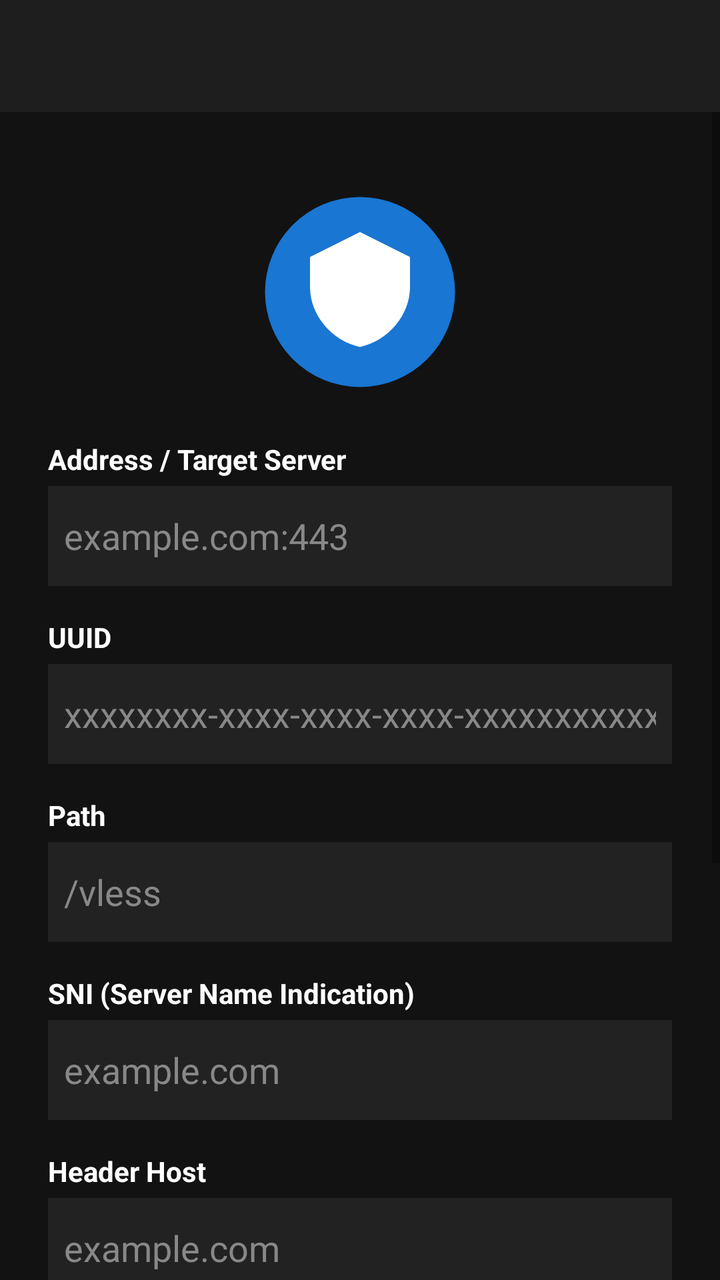
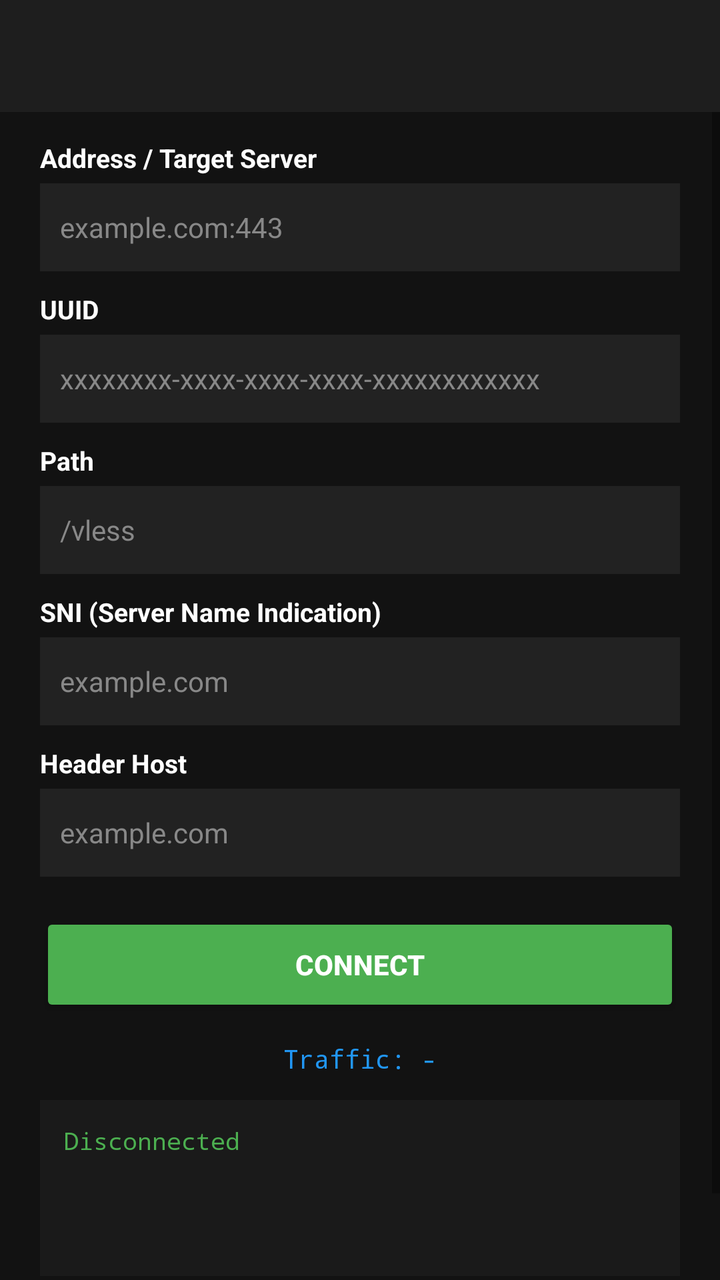

Two renders of the same Android screen: before a commit and after it. Below are the layout's source before the change and the commit's diff.
<!-- AndroidManifest.xml: application theme Theme.JhopanLiteVPN -->
<!-- res/layout/activity_main.xml -->
<?xml version="1.0" encoding="utf-8"?>
<LinearLayout xmlns:android="http://schemas.android.com/apk/res/android"
    android:layout_width="match_parent"
    android:layout_height="match_parent"
    android:orientation="vertical"
    android:focusable="true"
    android:focusableInTouchMode="true"
    android:background="#121212">

    <androidx.appcompat.widget.Toolbar
        android:id="@+id/toolbar"
        android:layout_width="match_parent"
        android:layout_height="?attr/actionBarSize"
        android:background="#1E1E1E"
        android:theme="@style/ThemeOverlay.AppCompat.Dark.ActionBar" />

    <ScrollView
        android:layout_width="match_parent"
        android:layout_height="match_parent"
        android:background="#121212">

        <LinearLayout
            android:layout_width="match_parent"
            android:layout_height="wrap_content"
            android:orientation="vertical"
            android:padding="24dp"
            android:gravity="center_horizontal">

            <ImageView
                android:layout_width="100dp"
                android:layout_height="100dp"
                android:layout_marginTop="16dp"
                android:src="@drawable/ic_logo"
                android:contentDescription="JhopanStore VPN" />

            <TextView
                android:layout_width="match_parent"
                android:layout_height="wrap_content"
                android:layout_marginTop="24dp"
                android:text="Address / Target Server"
                android:textStyle="bold"
                android:textColor="#FFFFFF" />
            <EditText
                android:id="@+id/address"
                android:layout_width="match_parent"
                android:layout_height="50dp"
                android:layout_marginTop="4dp"
                android:hint="example.com:443"
                android:textColorHint="#888888"
                android:textColor="#FFFFFF"
                android:background="#222222"
                android:padding="8dp"
                android:singleLine="true" />

            <TextView
                android:layout_width="match_parent"
                android:layout_height="wrap_content"
                android:layout_marginTop="16dp"
                android:text="UUID"
                android:textStyle="bold"
                android:textColor="#FFFFFF" />
            <EditText
                android:id="@+id/uuid"
                android:layout_width="match_parent"
                android:layout_height="50dp"
                android:layout_marginTop="4dp"
                android:hint="xxxxxxxx-xxxx-xxxx-xxxx-xxxxxxxxxxxx"
                android:textColorHint="#888888"
                android:textColor="#FFFFFF"
                android:background="#222222"
                android:padding="8dp"
                android:singleLine="true" />

            <TextView
                android:layout_width="match_parent"
                android:layout_height="wrap_content"
                android:layout_marginTop="16dp"
                android:text="Path"
                android:textStyle="bold"
                android:textColor="#FFFFFF" />
            <EditText
                android:id="@+id/path"
                android:layout_width="match_parent"
                android:layout_height="50dp"
                android:layout_marginTop="4dp"
                android:hint="/vless"
                android:textColorHint="#888888"
                android:textColor="#FFFFFF"
                android:background="#222222"
                android:padding="8dp"
                android:singleLine="true" />

            <TextView
                android:layout_width="match_parent"
                android:layout_height="wrap_content"
                android:layout_marginTop="16dp"
                android:text="SNI (Server Name Indication)"
                android:textStyle="bold"
                android:textColor="#FFFFFF" />
            <EditText
                android:id="@+id/sni"
                android:layout_width="match_parent"
                android:layout_height="50dp"
                android:layout_marginTop="4dp"
                android:hint="example.com"
                android:textColorHint="#888888"
                android:textColor="#FFFFFF"
                android:background="#222222"
                android:padding="8dp"
                android:singleLine="true" />

            <TextView
                android:layout_width="match_parent"
                android:layout_height="wrap_content"
                android:layout_marginTop="16dp"
                android:text="Header Host"
                android:textStyle="bold"
                android:textColor="#FFFFFF" />
            <EditText
                android:id="@+id/host"
                android:layout_width="match_parent"
                android:layout_height="50dp"
                android:layout_marginTop="4dp"
                android:hint="example.com"
                android:textColorHint="#888888"
                android:textColor="#FFFFFF"
                android:background="#222222"
                android:padding="8dp"
                android:singleLine="true" />

            <Button
                android:id="@+id/connect"
                android:layout_width="match_parent"
                android:layout_height="56dp"
                android:layout_marginTop="32dp"
                android:text="CONNECT"
                android:backgroundTint="#4CAF50"
                android:textColor="#FFFFFF"
                android:textStyle="bold" />

            <TextView
                android:id="@+id/traffic"
                android:layout_width="match_parent"
                android:layout_height="wrap_content"
                android:layout_marginTop="16dp"
                android:gravity="center"
                android:fontFamily="monospace"
                android:textSize="14sp"
                android:textColor="#2196F3"
                android:text="Traffic: -" />

            <TextView
                android:id="@+id/status"
                android:layout_width="match_parent"
                android:layout_height="wrap_content"
                android:minHeight="120dp"
                android:layout_marginTop="24dp"
                android:layout_marginBottom="24dp"
                android:padding="12dp"
                android:background="#1A1A1A"
                android:fontFamily="monospace"
                android:textSize="12sp"
                android:textColor="#4CAF50"
                android:lineSpacingExtra="4dp"
                android:text="Disconnected" />
        </LinearLayout>
    </ScrollView>
</LinearLayout>
<!-- resources referenced by this layout -->
<resources>
  <!-- drawable ic_logo (drawable) -->
  <vector xmlns:android="http://schemas.android.com/apk/res/android" android:width="80dp" android:height="80dp" android:viewportWidth="80" android:viewportHeight="80">
      <path android:fillColor="#1976D2" android:pathData="M40,40m-38,0a38,38 0,1 1,76 0a38,38 0,1 1,-76 0"/>
      <path android:fillColor="#FFFFFF" android:pathData="M40,16L20,26v12c0,11.1 8.5,21.4 20,24c11.5,-2.6 20,-12.9 20,-24V26L40,16zM40,44h-0.1V28l-10,5v9.4c0,5.2 3,10.2 7.1,13.2V44H40z"/>
  </vector>
  <style name="Theme.JhopanLiteVPN" parent="Theme.AppCompat.Light.NoActionBar">
          <item name="colorPrimary">@color/primary</item>
          <item name="android:statusBarColor">#121212</item>
          <item name="android:navigationBarColor">#121212</item>
      </style>
  <color name="primary">#4CAF50</color>
</resources>

<!-- the commit's change to res/layout/activity_main.xml (unified diff, before → after) -->
@@ -17,122 +17,130 @@
     <ScrollView
         android:layout_width="match_parent"
         android:layout_height="match_parent"
-        android:background="#121212">
+        android:background="#121212"
+        android:fillViewport="true">
 
         <LinearLayout
             android:layout_width="match_parent"
             android:layout_height="wrap_content"
             android:orientation="vertical"
-            android:padding="24dp"
-            android:gravity="center_horizontal">
-
-            <ImageView
-                android:layout_width="100dp"
-                android:layout_height="100dp"
-                android:layout_marginTop="16dp"
-                android:src="@drawable/ic_logo"
-                android:contentDescription="JhopanStore VPN" />
+            android:paddingHorizontal="20dp"
+            android:paddingVertical="14dp">
 
             <TextView
                 android:layout_width="match_parent"
                 android:layout_height="wrap_content"
-                android:layout_marginTop="24dp"
                 android:text="Address / Target Server"
                 android:textStyle="bold"
+                android:textSize="13sp"
                 android:textColor="#FFFFFF" />
             <EditText
                 android:id="@+id/address"
                 android:layout_width="match_parent"
-                android:layout_height="50dp"
+                android:layout_height="44dp"
                 android:layout_marginTop="4dp"
                 android:hint="example.com:443"
+                android:inputType="textUri"
                 android:textColorHint="#888888"
                 android:textColor="#FFFFFF"
                 android:background="#222222"
-                android:padding="8dp"
+                android:paddingHorizontal="10dp"
+                android:textSize="14sp"
                 android:singleLine="true" />
 
             <TextView
                 android:layout_width="match_parent"
                 android:layout_height="wrap_content"
-                android:layout_marginTop="16dp"
+                android:layout_marginTop="10dp"
                 android:text="UUID"
                 android:textStyle="bold"
+                android:textSize="13sp"
                 android:textColor="#FFFFFF" />
             <EditText
                 android:id="@+id/uuid"
                 android:layout_width="match_parent"
-                android:layout_height="50dp"
+                android:layout_height="44dp"
                 android:layout_marginTop="4dp"
                 android:hint="xxxxxxxx-xxxx-xxxx-xxxx-xxxxxxxxxxxx"
+                android:inputType="textNoSuggestions"
                 android:textColorHint="#888888"
                 android:textColor="#FFFFFF"
                 android:background="#222222"
-                android:padding="8dp"
+                android:paddingHorizontal="10dp"
+                android:textSize="14sp"
                 android:singleLine="true" />
 
             <TextView
                 android:layout_width="match_parent"
                 android:layout_height="wrap_content"
-                android:layout_marginTop="16dp"
+                android:layout_marginTop="10dp"
                 android:text="Path"
                 android:textStyle="bold"
+                android:textSize="13sp"
                 android:textColor="#FFFFFF" />
             <EditText
                 android:id="@+id/path"
                 android:layout_width="match_parent"
-                android:layout_height="50dp"
+                android:layout_height="44dp"
                 android:layout_marginTop="4dp"
                 android:hint="/vless"
+                android:inputType="textUri"
                 android:textColorHint="#888888"
                 android:textColor="#FFFFFF"
                 android:background="#222222"
-                android:padding="8dp"
+                android:paddingHorizontal="10dp"
+                android:textSize="14sp"
                 android:singleLine="true" />
 
             <TextView
                 android:layout_width="match_parent"
                 android:layout_height="wrap_content"
-                android:layout_marginTop="16dp"
+                android:layout_marginTop="10dp"
                 android:text="SNI (Server Name Indication)"
                 android:textStyle="bold"
+                android:textSize="13sp"
                 android:textColor="#FFFFFF" />
             <EditText
                 android:id="@+id/sni"
                 android:layout_width="match_parent"
-                android:layout_height="50dp"
+                android:layout_height="44dp"
                 android:layout_marginTop="4dp"
                 android:hint="example.com"
+                android:inputType="textUri"
                 android:textColorHint="#888888"
                 android:textColor="#FFFFFF"
                 android:background="#222222"
-                android:padding="8dp"
+                android:paddingHorizontal="10dp"
+                android:textSize="14sp"
                 android:singleLine="true" />
 
             <TextView
                 android:layout_width="match_parent"
                 android:layout_height="wrap_content"
-                android:layout_marginTop="16dp"
+                android:layout_marginTop="10dp"
                 android:text="Header Host"
                 android:textStyle="bold"
+                android:textSize="13sp"
                 android:textColor="#FFFFFF" />
             <EditText
                 android:id="@+id/host"
                 android:layout_width="match_parent"
-                android:layout_height="50dp"
+                android:layout_height="44dp"
                 android:layout_marginTop="4dp"
                 android:hint="example.com"
+                android:inputType="textUri"
                 android:textColorHint="#888888"
                 android:textColor="#FFFFFF"
                 android:background="#222222"
-                android:padding="8dp"
+                android:paddingHorizontal="10dp"
+                android:textSize="14sp"
                 android:singleLine="true" />
 
             <Button
                 android:id="@+id/connect"
                 android:layout_width="match_parent"
-                android:layout_height="56dp"
-                android:layout_marginTop="32dp"
+                android:layout_height="52dp"
+                android:layout_marginTop="18dp"
                 android:text="CONNECT"
                 android:backgroundTint="#4CAF50"
                 android:textColor="#FFFFFF"
@@ -142,10 +150,10 @@
                 android:id="@+id/traffic"
                 android:layout_width="match_parent"
                 android:layout_height="wrap_content"
-                android:layout_marginTop="16dp"
+                android:layout_marginTop="12dp"
                 android:gravity="center"
                 android:fontFamily="monospace"
-                android:textSize="14sp"
+                android:textSize="13sp"
                 android:textColor="#2196F3"
                 android:text="Traffic: -" />
 
@@ -153,16 +161,25 @@
                 android:id="@+id/status"
                 android:layout_width="match_parent"
                 android:layout_height="wrap_content"
-                android:minHeight="120dp"
-                android:layout_marginTop="24dp"
-                android:layout_marginBottom="24dp"
+                android:minHeight="88dp"
+                android:layout_marginTop="12dp"
+                android:layout_marginBottom="12dp"
                 android:padding="12dp"
                 android:background="#1A1A1A"
                 android:fontFamily="monospace"
                 android:textSize="12sp"
                 android:textColor="#4CAF50"
-                android:lineSpacingExtra="4dp"
+                android:lineSpacingExtra="3dp"
                 android:text="Disconnected" />
+
+            <TextView
+                android:id="@+id/version"
+                android:layout_width="match_parent"
+                android:layout_height="wrap_content"
+                android:gravity="center"
+                android:layout_marginBottom="8dp"
+                android:textSize="11sp"
+                android:textColor="#666666" />
         </LinearLayout>
     </ScrollView>
 </LinearLayout>
<!-- resource entries referenced after the edit -->
@@ -1,10 +1,5 @@
 <!-- resources referenced by this layout -->
 <resources>
-  <!-- drawable ic_logo (drawable) -->
-  <vector xmlns:android="http://schemas.android.com/apk/res/android" android:width="80dp" android:height="80dp" android:viewportWidth="80" android:viewportHeight="80">
-      <path android:fillColor="#1976D2" android:pathData="M40,40m-38,0a38,38 0,1 1,76 0a38,38 0,1 1,-76 0"/>
-      <path android:fillColor="#FFFFFF" android:pathData="M40,16L20,26v12c0,11.1 8.5,21.4 20,24c11.5,-2.6 20,-12.9 20,-24V26L40,16zM40,44h-0.1V28l-10,5v9.4c0,5.2 3,10.2 7.1,13.2V44H40z"/>
-  </vector>
   <style name="Theme.JhopanLiteVPN" parent="Theme.AppCompat.Light.NoActionBar">
           <item name="colorPrimary">@color/primary</item>
           <item name="android:statusBarColor">#121212</item>
